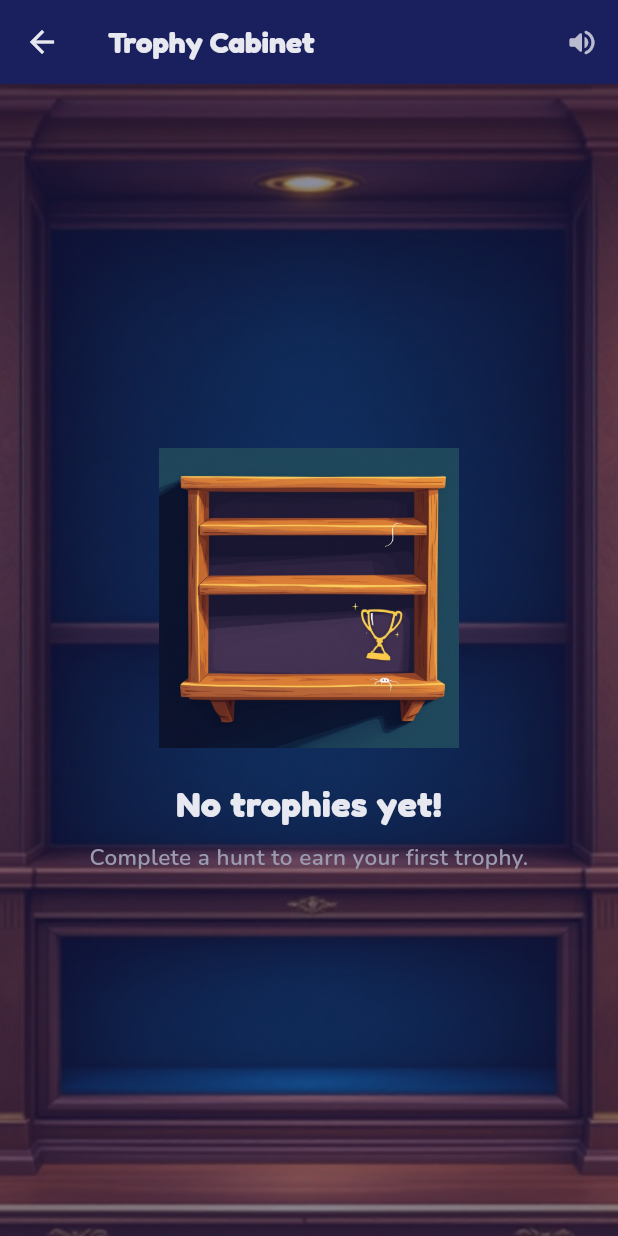
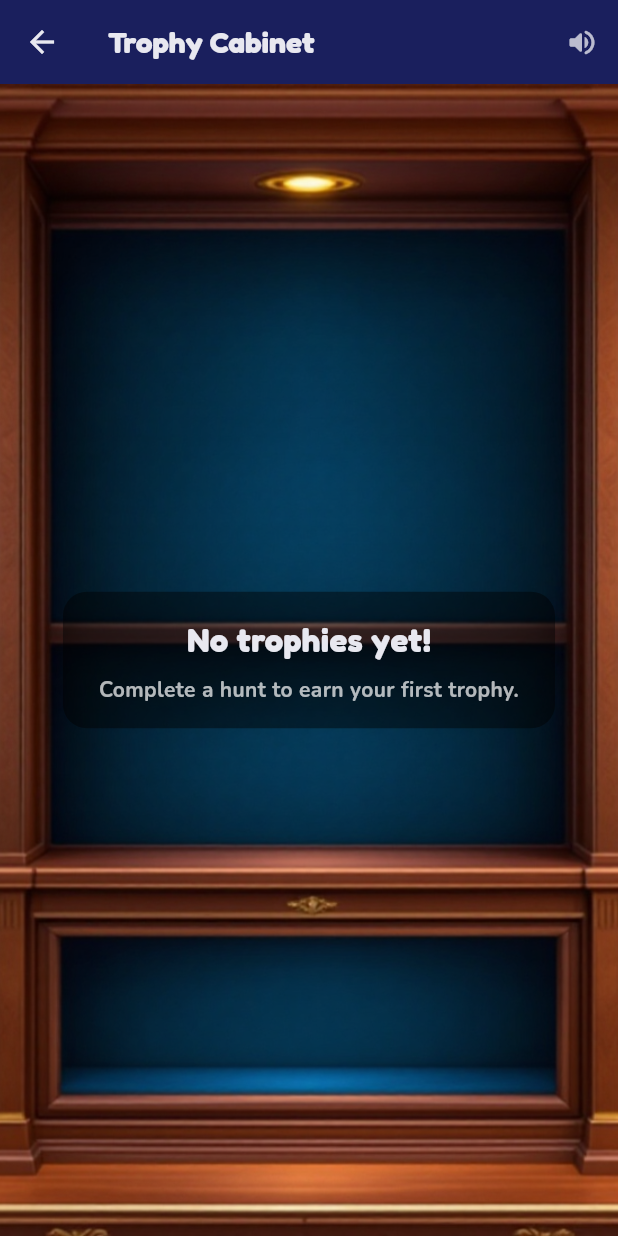
Before and after one commit to saturn1888/saturn1888, a Flutter app: the screen it shows after launch, after a tap on "Trophies", on a phone screen of 412 x 824 dp. Run offline on Flutter 3.47's test engine with Material 3 defaults, Android fonts, the phone set to English and light mode, and no system bars; our stand-ins replace audioplayers, cloud_firestore, confetti, firebase_core, firebase_storage, google_fonts and 5 more; missing offline and left inert: mobile_scanner; accounts and stored records are empty.

Commit message:
Fix 6 specific UI issues: hero, buttons, trophy, join, chest
1. Home screen hero:
   - ClipRRect with 24px radius removes white border
   - "Adventures" overlaid at bottom with dark gradient scrim
   - filterQuality.high for sharp rendering

2. Button colours refined:
   - Quick Play: #FF6B35 → #FF8C42 (warmer orange)
   - Create: #7C3AED → #9B59D4 (softer purple)
   - Join: #2E3590 → #3A42AA (subtle navy gradient)
   - Shadow colours adjusted for each

3. Rank card → slim XP strip:
   - Removed badge image, simplified to single row
   - Gold star + tier name left, points right
   - 4px gold progress bar below
   - 52px height, translucent white background

4. Trophy cabinet:
   - Removed empty_no_trophies image (was overlapping)
   - trophy_cabinet_bg.png fills entire screen
   - Text overlay in dark pill: rgba(0,0,0,0.45)
   - Clean centered text, no duplicate images

5. Join hunt illustration:
   - 280x280 (was 120x120)
   - Radial gold glow behind image (320x320)
   - Subtitle: 14sp, white 65% opacity, padded
   - ClipRRect 20px on image

6. Treasure chest empty state:
   - 220x220 (was 100x100)
   - Teal radial glow background
   - Split text into heading + subtitle

https://claude.ai/code/session_017Aw2r6LuaKG11VTUwd3Kn5

```diff
--- a/lib/screens/home_screen.dart
+++ b/lib/screens/home_screen.dart
@@ -101,18 +101,54 @@ class _HomeScreenState extends State<HomeScreen> {
                   child: Column(
                     children: [
                       const SizedBox(height: 8),
-                      // Hero image
-                      Image.asset(
+                      // Hero image with overlay subtitle
+                      SizedBox(
+                        width: 270,
+                        height: 270,
+                        child: Stack(
+                          alignment: Alignment.center,
+                          children: [
+                            ClipRRect(
+                              borderRadius: BorderRadius.circular(24),
+                              child: Image.asset(
                                 Illustrations.appIcon,
                                 width: 270,
                                 height: 270,
+                                fit: BoxFit.cover,
+                                filterQuality: FilterQuality.high,
                                 errorBuilder: (_, __, ___) =>
                                     const Text('🗺️', style: TextStyle(fontSize: 80)),
                               ),
-                      // Subtitle
-                      Text(
+                            ),
+                            // Adventures overlay at bottom
+                            Positioned(
+                              bottom: 0,
+                              left: 0,
+                              right: 0,
+                              child: Container(
+                                padding: const EdgeInsets.symmetric(vertical: 8),
+                                decoration: BoxDecoration(
+                                  borderRadius: const BorderRadius.vertical(
+                                      bottom: Radius.circular(24)),
+                                  gradient: LinearGradient(
+                                    begin: Alignment.topCenter,
+                                    end: Alignment.bottomCenter,
+                                    colors: [
+                                      Colors.transparent,
+                                      Colors.black.withOpacity(0.7),
+                                    ],
+                                  ),
+                                ),
+                                child: Text(
                                   'Adventures',
-                        style: AppTheme.heading(size: 18, color: AppTheme.gold),
+                                  textAlign: TextAlign.center,
+                                  style: AppTheme.heading(
+                                      size: 22, color: AppTheme.gold),
+                                ),
+                              ),
+                            ),
+                          ],
+                        ),
                       ),
                       const SizedBox(height: 20),
                       // Gradient buttons
@@ -181,65 +217,44 @@ class _HomeScreenState extends State<HomeScreen> {
                                 Navigator.pushNamed(context, '/trophies'),
                             child: Container(
                               padding: const EdgeInsets.symmetric(
-                                  horizontal: 16, vertical: 12),
+                                  horizontal: 16, vertical: 10),
+                              height: 52,
                               decoration: BoxDecoration(
-                                gradient: const LinearGradient(
-                                  colors: [Color(0xFF2E3590), Color(0xFF252B7A)],
+                                color: Colors.white.withOpacity(0.06),
+                                borderRadius: BorderRadius.circular(16),
                               ),
-                                borderRadius: BorderRadius.circular(16),
-                                border: Border.all(
-                                    color: AppTheme.gold.withOpacity(0.3),
-                                    width: 1.5),
-                                boxShadow: [
-                                  BoxShadow(
-                                    color: Colors.black.withOpacity(0.3),
-                                    blurRadius: 16,
-                                    offset: const Offset(0, 6),
-                                  ),
+                              child: Column(
+                                children: [
+                                  Row(
+                                    children: [
+                                      const Text('⭐',
+                                          style: TextStyle(fontSize: 16)),
+                                      const SizedBox(width: 6),
+                                      Text(tier,
+                                          style: AppTheme.heading(
+                                              size: 14,
+                                              color: AppTheme.gold)),
+                                      const Spacer(),
+                                      Text('$count pts',
+                                          style: AppTheme.body(
+                                              size: 13,
+                                              color: Colors.white)),
                                     ],
                                   ),
-                              child: Row(
-                                children: [
-                                  Image.asset(
-                                    Illustrations.progressionBadge(count),
-                                    width: 40,
-                                    height: 40,
-                                    errorBuilder: (_, __, ___) =>
-                                        const Text('🏅',
-                                            style: TextStyle(fontSize: 28)),
-                                  ),
-                                  const SizedBox(width: 12),
-                                  Expanded(
-                                    child: Column(
-                                      crossAxisAlignment:
-                                          CrossAxisAlignment.start,
-                                      children: [
-                                        Text(tier,
-                                            style: AppTheme.heading(
-                                                size: 15)),
-                                        const SizedBox(height: 4),
+                                  const SizedBox(height: 6),
                                   ClipRRect(
-                                          borderRadius:
-                                              BorderRadius.circular(4),
+                                    borderRadius: BorderRadius.circular(2),
                                     child: LinearProgressIndicator(
-                                            value: count / nextTarget,
-                                            backgroundColor: Colors
-                                                .white
-                                                .withOpacity(0.1),
+                                      value: nextTarget > 0
+                                          ? count / nextTarget
+                                          : 1.0,
+                                      backgroundColor:
+                                          Colors.white.withOpacity(0.15),
                                       valueColor:
                                           const AlwaysStoppedAnimation(
                                               AppTheme.gold),
-                                            minHeight: 6,
+                                      minHeight: 4,
                                     ),
-                                        ),
-                                      ],
-                                    ),
-                                  ),
-                                  const SizedBox(width: 12),
-                                  Text(
-                                    '$count',
-                                    style: AppTheme.heading(
-                                        size: 20, color: AppTheme.gold),
                                   ),
                                 ],
                               ),
--- a/lib/screens/trophy_cabinet_screen.dart
+++ b/lib/screens/trophy_cabinet_screen.dart
@@ -52,41 +52,38 @@ class TrophyCabinetScreen extends StatelessWidget {
           if (box.isEmpty) {
             return Stack(
               children: [
-                // Full-width cabinet background
                 Positioned.fill(
                   child: Image.asset(
                     Illustrations.trophyCabinetBg,
                     fit: BoxFit.cover,
-                    errorBuilder: (_, __, ___) => const SizedBox.shrink(),
-                  ),
-                ),
-                // Overlay
-                Positioned.fill(
-                  child: Container(
-                    color: AppTheme.navy.withOpacity(0.5),
+                    filterQuality: FilterQuality.high,
+                    errorBuilder: (_, __, ___) => Container(
+                        color: AppTheme.navy),
                   ),
                 ),
                 Center(
+                  child: Container(
+                    padding: const EdgeInsets.symmetric(
+                        horizontal: 24, vertical: 16),
+                    decoration: BoxDecoration(
+                      color: Colors.black.withOpacity(0.45),
+                      borderRadius: BorderRadius.circular(16),
+                    ),
                     child: Column(
-                    mainAxisAlignment: MainAxisAlignment.center,
+                      mainAxisSize: MainAxisSize.min,
                       children: [
-                      Image.asset(Illustrations.emptyNoTrophies,
-                          width: 200,
-                          height: 200,
-                          errorBuilder: (_, __, ___) =>
-                              const Text('🏆', style: TextStyle(fontSize: 80))),
-                      const SizedBox(height: 20),
-                      Text(
-                        'No trophies yet!',
-                        style: AppTheme.heading(size: 24),
-                      ),
+                        Text('No trophies yet!',
+                            style: AppTheme.heading(size: 22)),
                         const SizedBox(height: 8),
                         Text(
                           'Complete a hunt to earn your first trophy.',
-                        style: AppTheme.caption(size: 15),
+                          style: AppTheme.body(
+                              size: 14,
+                              color: Colors.white.withOpacity(0.7)),
                           textAlign: TextAlign.center,
                         ),
                       ],
+                    ),
                   ),
                 ),
               ],
```
Also changed, not shown: lib/screens/join_hunt_screen.dart (+39 -10 lines), lib/screens/treasure_items_screen.dart (+44 -9 lines), lib/widgets/adventure_widgets.dart (+6 -6 lines). Lines whose indentation alone changed are shown as unchanged.
